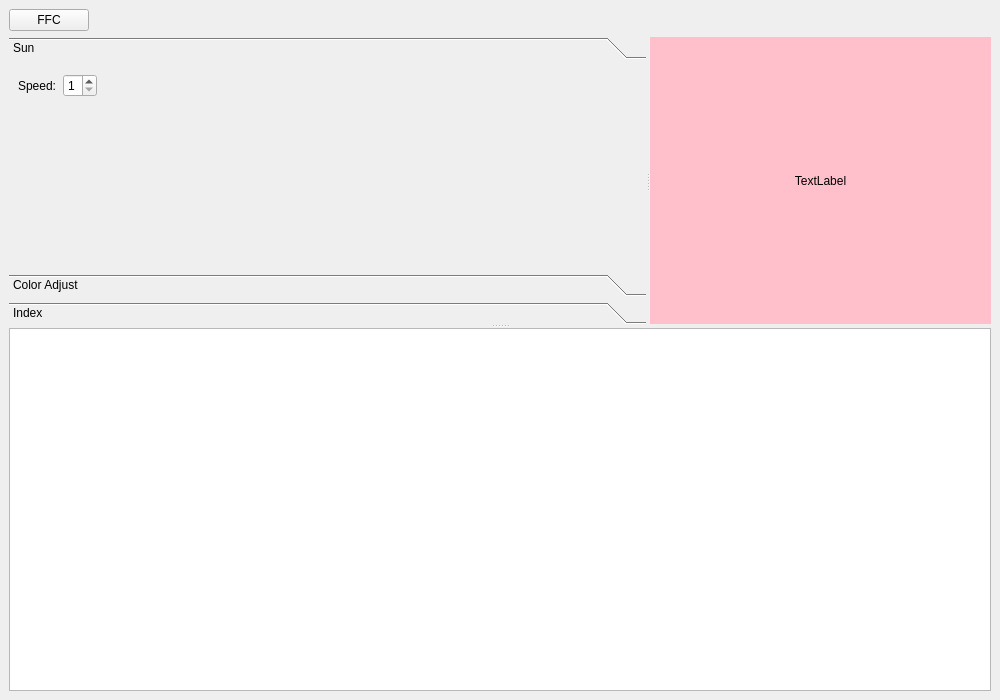
Qt form hugm.ui (eyeree/pyhugm) before a commit.
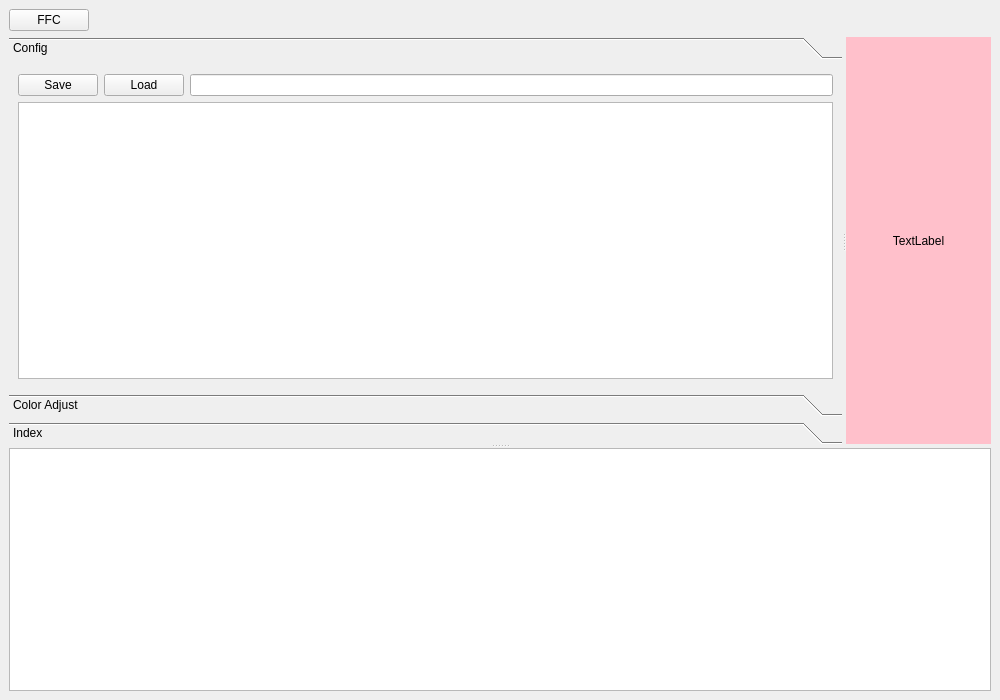
The same form after that commit. The open tabs and pages were chosen to show the change.

Commit message: yaml config

The edit to the form file:
```diff
--- a/hugm.ui
+++ b/hugm.ui
@@ -86,32 +86,39 @@
           </rect>
          </property>
          <attribute name="label">
-          <string>Sun</string>
+          <string>Config</string>
          </attribute>
-         <layout class="QFormLayout" name="formLayout_5">
-          <property name="fieldGrowthPolicy">
-           <enum>QFormLayout::FieldsStayAtSizeHint</enum>
-          </property>
+         <layout class="QGridLayout" name="gridLayout_2">
           <item row="0" column="0">
-           <widget class="QLabel" name="label_10">
-            <property name="text">
-             <string>Speed:</string>
-            </property>
-           </widget>
+           <layout class="QHBoxLayout" name="horizontalLayout_4">
+            <item>
+             <widget class="QPushButton" name="saveButton">
+              <property name="text">
+               <string>Save</string>
+              </property>
+             </widget>
+            </item>
+            <item>
+             <widget class="QPushButton" name="loadButton">
+              <property name="text">
+               <string>Load</string>
+              </property>
+             </widget>
+            </item>
+            <item>
+             <widget class="QLineEdit" name="pathEdit"/>
+            </item>
+           </layout>
           </item>
-          <item row="0" column="1">
-           <widget class="QSpinBox" name="sunSpeedSpinBox">
-            <property name="toolTip">
-             <string>sun speed</string>
+          <item row="1" column="0">
+           <widget class="QPlainTextEdit" name="configTextEdit">
+            <property name="font">
+             <font>
+              <family>Droid Sans Mono</family>
+             </font>
             </property>
-            <property name="minimum">
-             <number>1</number>
-            </property>
-            <property name="maximum">
-             <number>9</number>
-            </property>
-            <property name="value">
-             <number>1</number>
+            <property name="lineWrapMode">
+             <enum>QPlainTextEdit::NoWrap</enum>
             </property>
            </widget>
           </item>
```
Left out of the diff: 4 changed lines with no effect on the pictures. The commit also changes 5 other files.
